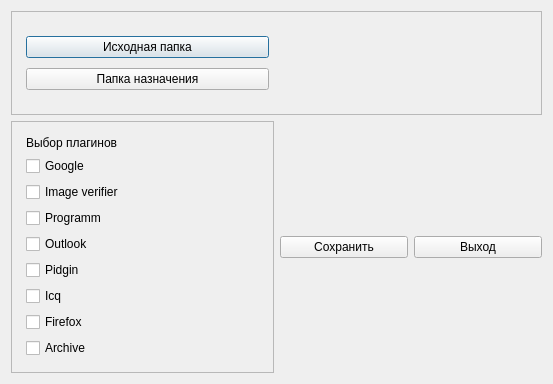
First picture: the form in gui/settings.ui, repository forensictool/coex, before the edit.
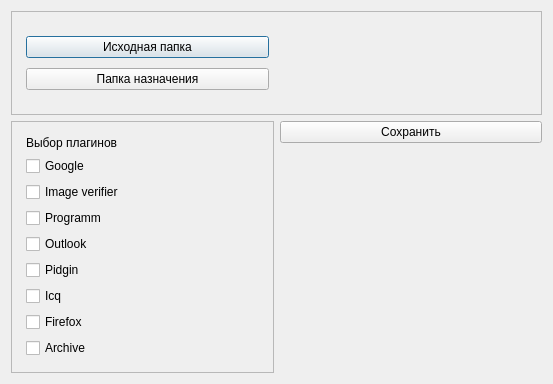
Second picture: the form after the edit.

Commit message: update #14: remove dialog error,added just msgbox,now the settings are saved

Diff of the .ui file:
```diff
--- a/gui/settings.ui
+++ b/gui/settings.ui
@@ -95,7 +95,7 @@
      </layout>
     </widget>
    </item>
-   <item row="1" column="0">
+   <item row="1" column="0" rowspan="2">
     <widget class="QFrame" name="frame_plugins">
      <property name="frameShape">
       <enum>QFrame::StyledPanel</enum>
@@ -190,15 +190,6 @@
     </widget>
    </item>
    <item row="1" column="1">
-    <layout class="QGridLayout" name="grid_buttons">
-     <item row="0" column="1">
-      <widget class="QPushButton" name="exit">
-       <property name="text">
-        <string>Выход</string>
-       </property>
-      </widget>
-     </item>
-     <item row="0" column="0">
       <widget class="QPushButton" name="save">
        <property name="text">
         <string>Сохранить</string>
@@ -210,8 +201,6 @@
         <bool>false</bool>
        </property>
       </widget>
-     </item>
-    </layout>
    </item>
   </layout>
  </widget>
```
Lines whose indentation alone changed are shown as unchanged. The commit also changes 8 other files.
